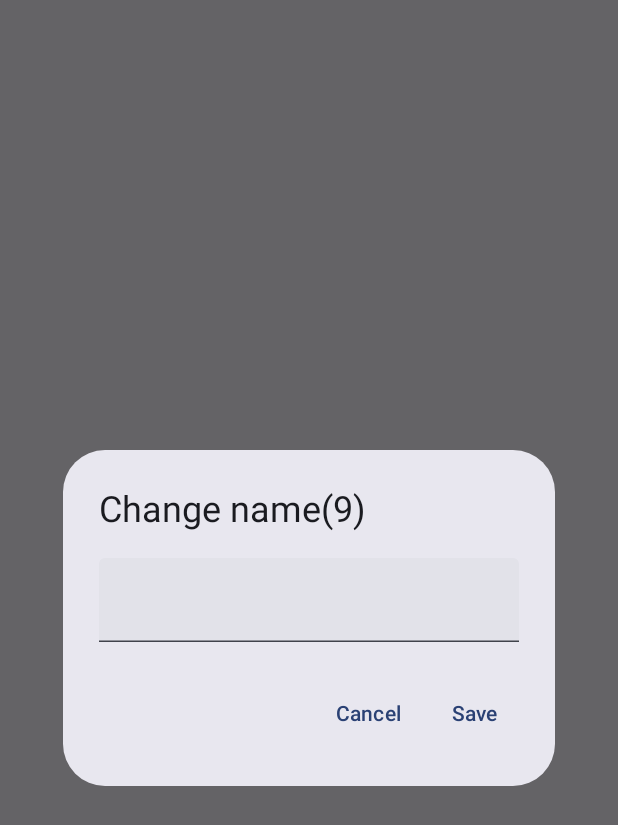
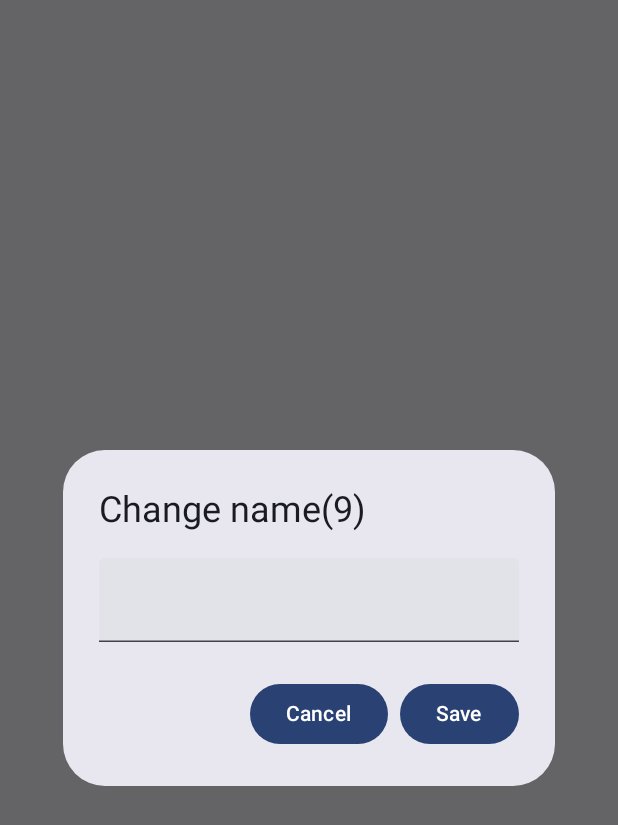
Before and after one commit to alexaleluia12/SomaTruco2, an Android app built with Jetpack Compose: the composable DialogChangeName called with empty values, on a phone screen of 412 x 824 dp. Shown: the top 825 px of the screen. Run offline under Robolectric (Android 15) with nearby library versions, the phone set to English and light mode, and no system bars.

Commit message:
corrige contraste no dialog

```diff
--- a/app/src/main/java/com/alexaleluia12/somatruco2/MainActivity.kt
+++ b/app/src/main/java/com/alexaleluia12/somatruco2/MainActivity.kt
@@ -3,6 +3,7 @@ package com.alexaleluia12.somatruco2
 
 import android.media.SoundPool
 import android.os.Bundle
+import android.view.HapticFeedbackConstants
 import android.view.WindowManager
 import androidx.activity.ComponentActivity
 import androidx.activity.compose.setContent
@@ -55,6 +56,10 @@ import androidx.compose.ui.graphics.Outline
 import androidx.compose.ui.graphics.Path
 import androidx.compose.ui.graphics.RectangleShape
 import androidx.compose.ui.graphics.Shape
+import androidx.compose.ui.hapticfeedback.HapticFeedback
+import androidx.compose.ui.hapticfeedback.HapticFeedbackType
+import androidx.compose.ui.platform.LocalHapticFeedback
+import androidx.compose.ui.platform.LocalView
 import androidx.compose.ui.res.stringResource
 import androidx.compose.ui.text.style.TextAlign
 import androidx.compose.ui.tooling.preview.Preview
@@ -289,8 +294,6 @@ fun PlayerScreen(
         Column(
             modifier = Modifier.weight(1f),
             verticalArrangement = Arrangement.SpaceBetween) {
-            // TODO(qnd clica nos botes vibrar um pouco)
-
             MySquareButton(color = color, onClick = onAddThree) {
                 Text("+3")
             }
@@ -300,6 +303,7 @@ fun PlayerScreen(
             MySquareButton(color = color, onClick = onMinusOne) {
                 Text("-1")
             }
+
         }
 
     }
@@ -349,7 +353,6 @@ class GoldenShape : Shape {
 }
 
 // TODO(dialogo no tema escuro ta muito ruim)
-@OptIn(ExperimentalMaterial3Api::class)
 @Composable
 fun DialogChangeName(name: String, onSaveName: (name: String) -> Unit, onDismiss: () -> Unit) {
     var tmpName by remember { mutableStateOf(name) }
@@ -359,18 +362,18 @@ fun DialogChangeName(name: String, onSaveName: (name: String) -> Unit, onDismiss
             onDismiss()
         },
         confirmButton = {
-            TextButton(onClick = {
+            Button(onClick = {
                 onSaveName(tmpName)
                 onDismiss()
             }) {
-                Text(stringResource(R.string.save))
+                Text(stringResource(R.string.save), color = Color.White)
             }
         },
         dismissButton = {
-            TextButton(onClick = {
+            Button(onClick = {
                 onDismiss()
             }) {
-                Text(stringResource(R.string.cancel))
+                Text(stringResource(R.string.cancel), color = Color.White)
             }
         },
         title = {
```
